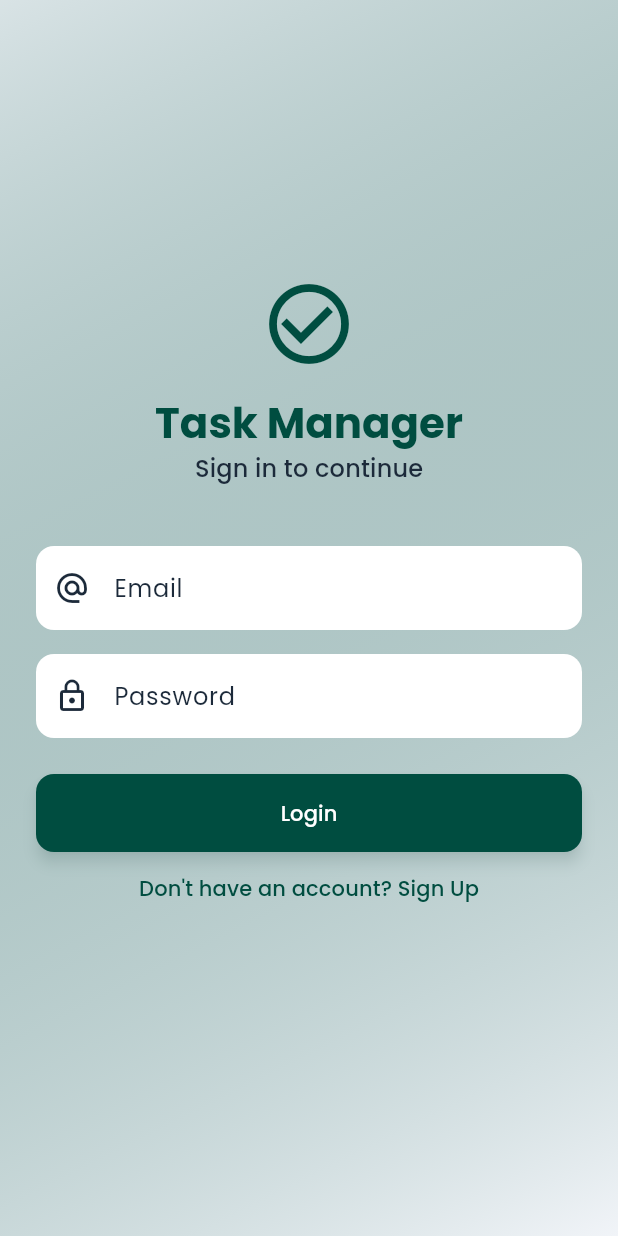
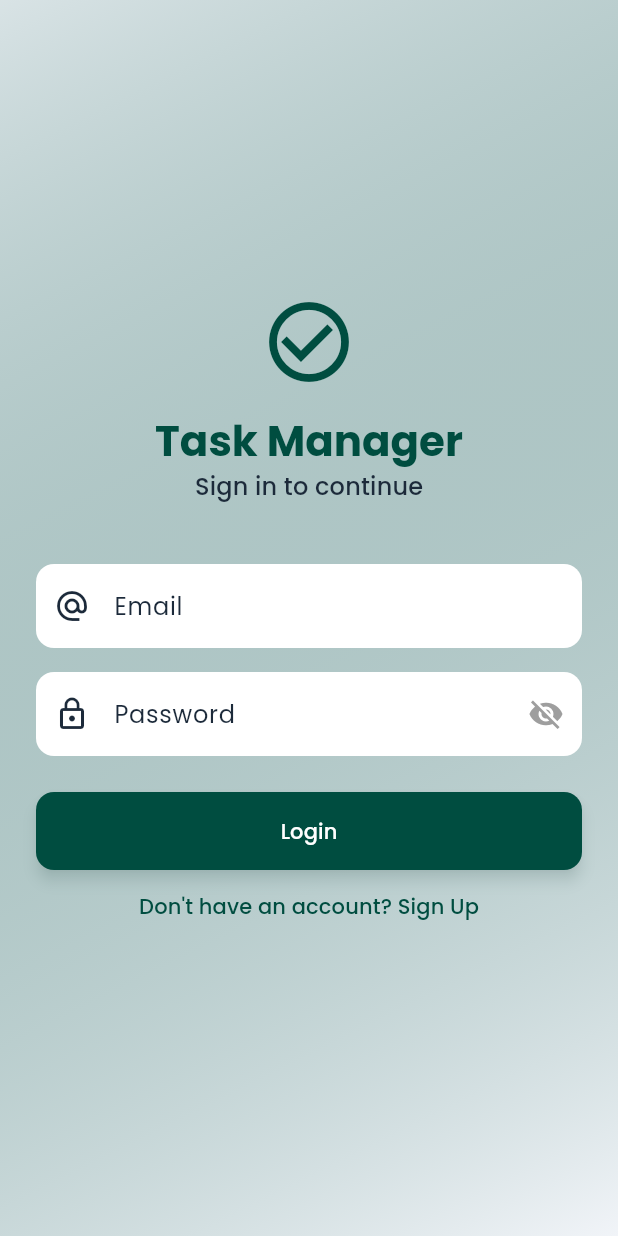
Before and after one commit to Heatburst0/task_manager_app, a Flutter app: the screen it shows after launch, on a phone screen of 412 x 824 dp. Run offline on Flutter 3.47's test engine with Material 3 defaults, Android fonts, the phone set to English and light mode, and no system bars; drawn by our look-alikes of flutter_animate; our stand-ins replace dio, flutter_riverpod, flutter_secure_storage, go_router, google_fonts.

Commit message:
updated ui

```diff
--- a/lib/core/services/api_service.dart
+++ b/lib/core/services/api_service.dart
@@ -33,17 +33,21 @@ class ApiService {
       },
       onError: (DioException e, handler) async {
         // If 401 Unauthorized, try to refresh token
-        if (e.response?.statusCode == 401) {
+        if (e.response?.statusCode == 401 || e.response?.statusCode == 403) {
+          print("🔴 401 Error Detected: Access Token Expired!");
           try {
+            print("🔄 Attempting to refresh token...");
             final newAccessToken = await _refreshToken();
             if (newAccessToken != null) {
               // Retry the original request with new token
+              print("✅ Refresh Successful! Retrying original request...");
               e.requestOptions.headers['Authorization'] = 'Bearer $newAccessToken';
               final cloneReq = await _dio.fetch(e.requestOptions);
               return handler.resolve(cloneReq);
             }
           } catch (_) {
             // Refresh failed, user session is invalid
+            print("❌ Refresh Failed. Logging out.");
             await _storage.clearTokens();
           }
         }
--- a/lib/features/auth/screens/login_screen.dart
+++ b/lib/features/auth/screens/login_screen.dart
@@ -16,14 +16,22 @@ enum AuthMode { login, signup }
 
 class _LoginScreenState extends ConsumerState<LoginScreen> {
   final _formKey = GlobalKey<FormState>();
+
+  // Controllers
   final _emailController = TextEditingController();
   final _passwordController = TextEditingController();
+  final _confirmPassController = TextEditingController(); // 1. New Controller
+
+  // State Variables
   AuthMode _authMode = AuthMode.login;
+  bool _isPasswordVisible = false; // 2. Toggle state for Password
+  bool _isConfirmVisible = false;  // 3. Toggle state for Confirm Password
 
   @override
   void dispose() {
     _emailController.dispose();
     _passwordController.dispose();
+    _confirmPassController.dispose();
     super.dispose();
   }
 
@@ -94,7 +102,7 @@ class _LoginScreenState extends ConsumerState<LoginScreen> {
             child: Column(
               mainAxisAlignment: MainAxisAlignment.center,
               children: [
-                Icon(Icons.check_circle_outline, // Changed Icon to match Task App
+                Icon(Icons.check_circle_outline,
                     size: 64, color: Theme.of(context).colorScheme.primary),
                 const SizedBox(height: 16),
                 Text(
@@ -111,8 +119,6 @@ class _LoginScreenState extends ConsumerState<LoginScreen> {
                 ),
                 const SizedBox(height: 40),
                 _buildForm(context),
-                const SizedBox(height: 24),
-                // _buildSocialLogin(context), // Hiding social login as backend doesn't support it yet
               ],
             ).animate().fadeIn(duration: 500.ms),
           ),
@@ -123,11 +129,13 @@ class _LoginScreenState extends ConsumerState<LoginScreen> {
 
   Widget _buildForm(BuildContext context) {
     final isLoading = ref.watch(authControllerProvider).isLoading;
+    final theme = Theme.of(context);
 
     return Form(
       key: _formKey,
       child: Column(
         children: [
+          // --- EMAIL FIELD ---
           TextFormField(
             controller: _emailController,
             decoration: const InputDecoration(
@@ -137,16 +145,66 @@ class _LoginScreenState extends ConsumerState<LoginScreen> {
             Validators.isValidEmail(val ?? '') ? null : 'Enter a valid email',
           ),
           const SizedBox(height: 16),
+
+          // --- PASSWORD FIELD ---
           TextFormField(
             controller: _passwordController,
-            decoration: const InputDecoration(
-                labelText: 'Password', prefixIcon: Icon(Icons.lock_outline)),
-            obscureText: true,
+            // 4. Use State variable to toggle visibility
+            obscureText: !_isPasswordVisible,
+            decoration: InputDecoration(
+              labelText: 'Password',
+              prefixIcon: const Icon(Icons.lock_outline),
+              // 5. Add Toggle Icon Button
+              suffixIcon: IconButton(
+                icon: Icon(
+                  _isPasswordVisible ? Icons.visibility : Icons.visibility_off,
+                  color: Colors.grey,
+                ),
+                onPressed: () {
+                  setState(() {
+                    _isPasswordVisible = !_isPasswordVisible;
+                  });
+                },
+              ),
+            ),
             validator: (val) => Validators.isValidPassword(val ?? '')
                 ? null
                 : 'Password too short (min 6 chars)',
           ),
+
+          // --- CONFIRM PASSWORD FIELD (Only for Sign Up) ---
+          if (_authMode == AuthMode.signup) ...[
+            const SizedBox(height: 16),
+            TextFormField(
+              controller: _confirmPassController,
+              obscureText: !_isConfirmVisible,
+              decoration: InputDecoration(
+                labelText: 'Confirm Password',
+                prefixIcon: const Icon(Icons.lock_reset),
+                suffixIcon: IconButton(
+                  icon: Icon(
+                    _isConfirmVisible ? Icons.visibility : Icons.visibility_off,
+                    color: Colors.grey,
+                  ),
+                  onPressed: () {
+                    setState(() {
+                      _isConfirmVisible = !_isConfirmVisible;
+                    });
+                  },
+                ),
+              ),
+              validator: (val) {
+                if (val != _passwordController.text) {
+                  return 'Passwords do not match';
+                }
+                return null;
+              },
+            ).animate().fadeIn().slideY(begin: -0.2, end: 0),
+          ],
+
           const SizedBox(height: 24),
+
+          // --- SUBMIT BUTTON ---
           SizedBox(
             width: double.infinity,
             child: isLoading
@@ -157,15 +215,24 @@ class _LoginScreenState extends ConsumerState<LoginScreen> {
                   _authMode == AuthMode.login ? 'Login' : 'Sign Up'),
             ),
           ),
+
+          // --- SWITCH MODE BUTTON ---
           TextButton(
-            onPressed: _switchAuthMode,
+            onPressed: () {
+              // Clear inputs when switching
+              _formKey.currentState?.reset();
+              _emailController.clear();
+              _passwordController.clear();
+              _confirmPassController.clear();
+              _switchAuthMode();
+            },
             child: Text(_authMode == AuthMode.login
                 ? "Don't have an account? Sign Up"
                 : "Already have an account? Login"),
           ),
         ]
-            .animate(interval: 100.ms)
-            .slideY(begin: 0.5, end: 0, curve: Curves.easeOutCubic)
+            .animate(interval: 50.ms)
+            .slideY(begin: 0.2, end: 0, curve: Curves.easeOutCubic)
             .fadeIn(),
       ),
     );
```
Also changed, not shown: lib/core/router/router.dart (+0 -20 lines), lib/features/tasks/screens/tasks_screen.dart (+92 -189 lines), 1 other file.
